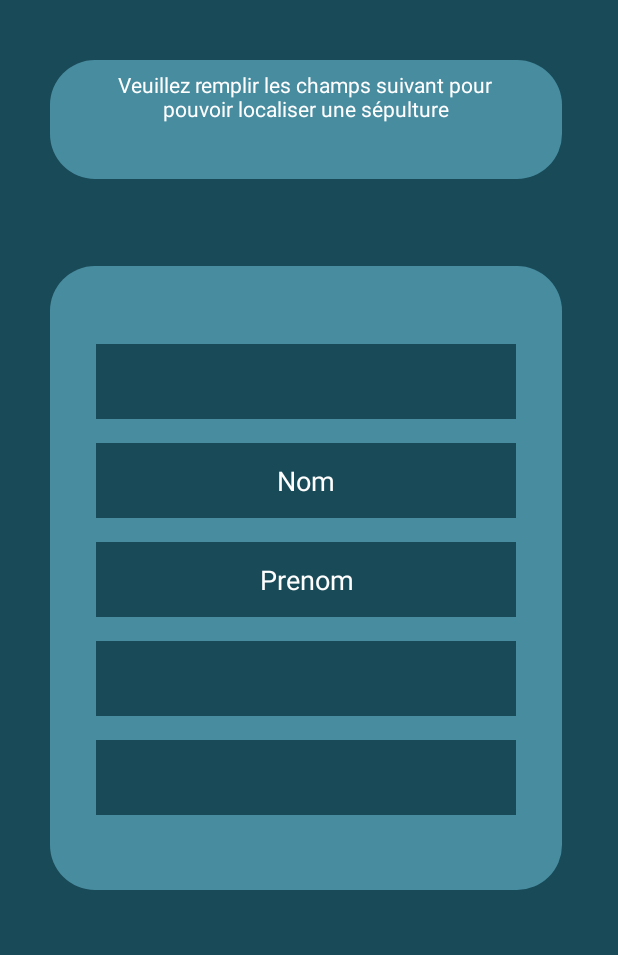
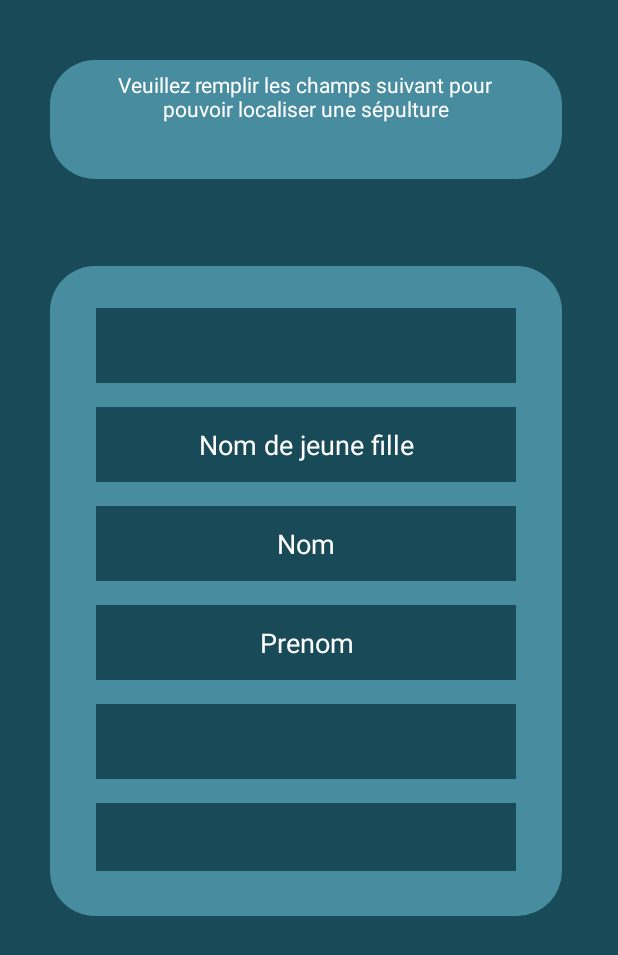
Before and after one commit to Suhhushi/E-thanaV2, an Android app: the layout fragment_search.xml on its own in the app's theme, with its tools: preview values and no code run, on a phone screen of 412 x 824 dp. Shown: the top 955 px of the screen. Run offline under Robolectric (Android 15) with nearby library versions, the phone set to English and light mode, and no system bars.

Commit message:
push new fichier avec erreur

```diff
--- a/app/src/main/res/layout/fragment_search.xml
+++ b/app/src/main/res/layout/fragment_search.xml
@@ -70,7 +70,7 @@
 
         <LinearLayout
             android:layout_width="match_parent"
-            android:layout_height="446dp"
+            android:layout_height="467dp"
             android:gravity="center"
             android:orientation="vertical"
             android:paddingBottom="30dp">
@@ -88,7 +88,7 @@
 
                 <LinearLayout
                     android:layout_width="341dp"
-                    android:layout_height="match_parent"
+                    android:layout_height="433dp"
                     android:background="@drawable/rounded_corners"
                     android:gravity="center"
                     android:orientation="vertical"
@@ -102,18 +102,19 @@
                         android:layout_marginTop="32dp"
                         android:layout_marginEnd="32dp"
                         android:background="#184A58"
-                        android:gravity="center" />
+                        android:gravity="center"/>
 
                     <LinearLayout
                         android:id="@+id/conditionalLayout"
-                        android:layout_width="92dp"
-                        android:layout_height="99dp"
+                        android:layout_width="281dp"
+                        android:layout_height="wrap_content"
+                        android:gravity="center"
                         android:orientation="vertical"
-                        android:visibility="gone">
+                        android:visibility="visible">
 
                         <!-- New EditText -->
                         <EditText
-                            android:id="@+id/editTextNewField"
+                            android:id="@+id/editTextNomJeuneFille"
                             android:layout_width="280dp"
                             android:layout_height="50dp"
                             android:layout_marginStart="32dp"
@@ -121,7 +122,7 @@
                             android:layout_marginEnd="32dp"
                             android:background="#184A58"
                             android:gravity="center"
-                            android:hint="New Field"
+                            android:hint="Nom de jeune fille"
                             android:textColorHint="#FFFFFF" />
                     </LinearLayout>
 
--- a/app/src/main/res/values-night/themes.xml
+++ b/app/src/main/res/values-night/themes.xml
@@ -4,11 +4,11 @@
         <!-- Primary brand color. -->
         <item name="colorPrimary">@color/purple_200</item>
         <item name="colorPrimaryVariant">@color/purple_700</item>
-        <item name="colorOnPrimary">@color/white</item>
+        <item name="colorOnPrimary">@color/black</item>
         <!-- Secondary brand color. -->
         <item name="colorSecondary">@color/teal_200</item>
         <item name="colorSecondaryVariant">@color/teal_200</item>
-        <item name="colorOnSecondary">@color/white</item>
+        <item name="colorOnSecondary">@color/black</item>
         <!-- Status bar color. -->
         <item name="android:statusBarColor">?attr/colorPrimaryVariant</item>
         <!-- Customize your theme here. -->
--- a/app/src/main/res/values/themes.xml
+++ b/app/src/main/res/values/themes.xml
@@ -2,8 +2,8 @@
     <!-- Base application theme. -->
     <style name="Theme.Ethanas" parent="Theme.MaterialComponents.DayNight.NoActionBar">
         <!-- Primary brand color. -->
-        <item name="colorPrimary">@color/purple_500</item>
-        <item name="colorPrimaryVariant">@color/purple_700</item>
+        <item name="colorPrimary">@color/bleu_fonce</item>
+        <item name="colorPrimaryVariant">@color/bleu_fonce</item>
         <item name="colorOnPrimary">@color/white</item>
         <!-- Secondary brand color. -->
         <item name="colorSecondary">@color/teal_200</item>
```
Also changed, not shown: app/src/main/java/com/sitcom/software/e_thanas/ui/Search/SearchFragment.kt (+56 -19 lines), app/src/main/java/com/sitcom/software/e_thanas/ui/Search/SearchViewModel.kt (+7 -5 lines), app/src/main/res/layout/my_spinner_style.xml (added, +8 -0 lines), app/src/main/res/menu/bottom_nav_menu.xml (+8 -27 lines).
